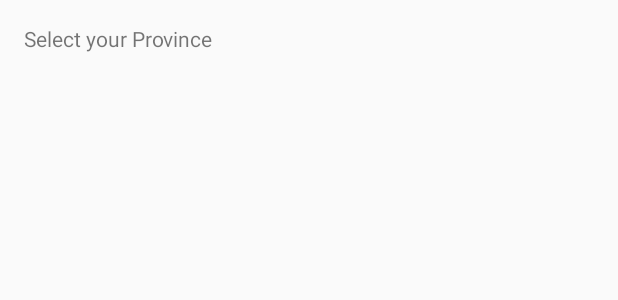
After one commit to mattman0123/HunterApp, an Android app: the layout activity_rulesand_reg.xml on its own in the app's theme, with its tools: preview values and no code run, on a phone screen of 412 x 824 dp. The commit adds this screen. Shown: the top 300 px of the screen. Run offline under Robolectric (Android 15) with nearby library versions, the phone set to English and light mode, and no system bars.

Commit message:
Development 0.0.1C

```diff
--- a/TrackThat/app/src/main/java/com/example/vinck/trackthat/MapsActivity.java
+++ b/TrackThat/app/src/main/java/com/example/vinck/trackthat/MapsActivity.java
@@ -6,7 +6,6 @@ import android.support.annotation.NonNull;
 import android.support.v4.app.ActivityCompat;
 import android.support.v4.content.ContextCompat;
 import android.support.v7.app.AppCompatActivity;
-import android.widget.Toast;
 
 import com.google.android.gms.maps.GoogleMap;
 import com.google.android.gms.maps.OnMapReadyCallback;
@@ -76,7 +75,7 @@ public class MapsActivity extends AppCompatActivity
 
     @Override
     public boolean onMyLocationButtonClick() {
-        Toast.makeText(this, "MyLocation button clicked", Toast.LENGTH_SHORT).show();
+        //Toast.makeText(this, "MyLocation button clicked", Toast.LENGTH_SHORT).show();
         // Return false so that we don't consume the event and the default behavior still occurs
         // (the camera animates to the user's current position).
         return false;
--- a/TrackThat/app/src/main/res/layout/activity_main_page.xml
+++ b/TrackThat/app/src/main/res/layout/activity_main_page.xml
@@ -25,7 +25,8 @@
         android:layout_height="wrap_content"
         android:id="@+id/btn_Rules_Activity_Open"
         android:layout_alignParentBottom="true"
-        android:layout_alignParentEnd="true" />
+        android:layout_alignParentEnd="true"
+        android:onClick="Open_RandR"/>
 
     <Button
         android:text="Open Weather"
@@ -34,7 +35,8 @@
         android:id="@+id/btn_Weather_Activity_Open"
         android:layout_above="@+id/btn_About_Activity_Open"
         android:layout_alignParentStart="true"
-        android:layout_toStartOf="@+id/btn_Rules_Activity_Open" />
+        android:layout_toStartOf="@+id/btn_Rules_Activity_Open"
+        android:onClick="Open_Weather"/>
 
     <Button
         android:text="Open Map"
--- /dev/null
+++ b/TrackThat/app/src/main/res/layout/activity_rulesand_reg.xml
@@ -0,0 +1,21 @@
+<?xml version="1.0" encoding="utf-8"?>
+<RelativeLayout xmlns:android="http://schemas.android.com/apk/res/android"
+    xmlns:tools="http://schemas.android.com/tools"
+    android:id="@+id/activity_rulesand_reg"
+    android:layout_width="match_parent"
+    android:layout_height="match_parent"
+    android:paddingBottom="@dimen/activity_vertical_margin"
+    android:paddingLeft="@dimen/activity_horizontal_margin"
+    android:paddingRight="@dimen/activity_horizontal_margin"
+    android:paddingTop="@dimen/activity_vertical_margin"
+    tools:context="com.example.vinck.trackthat.RulesandReg">
+
+    <TextView
+        android:text="Select your Province"
+        android:layout_width="wrap_content"
+        android:layout_height="wrap_content"
+        android:layout_alignParentStart="true"
+        android:id="@+id/tvChange_Province"
+        android:layout_alignParentEnd="true" />
+
+</RelativeLayout>
--- /dev/null
+++ b/TrackThat/app/src/main/res/values-w820dp/dimens.xml
@@ -0,0 +1,6 @@
+<resources>
+    <!-- Example customization of dimensions originally defined in res/values/dimens.xml
+         (such as screen margins) for screens with more than 820dp of available width. This
+         would include 7" and 10" devices in landscape (~960dp and ~1280dp respectively). -->
+    <dimen name="activity_horizontal_margin">64dp</dimen>
+</resources>
```
Also changed, not shown: TrackThat/app/src/main/AndroidManifest.xml (+8 -3 lines), TrackThat/app/src/main/java/com/example/vinck/trackthat/MainPage.java (+10 -0 lines), TrackThat/app/src/main/java/com/example/vinck/trackthat/RulesandReg.java (added, +13 -0 lines), TrackThat/app/src/main/java/com/example/vinck/trackthat/Weather.java (added, +13 -0 lines), TrackThat/app/src/main/res/layout/activity_weather.xml (added, +13 -0 lines), 1 other file.
